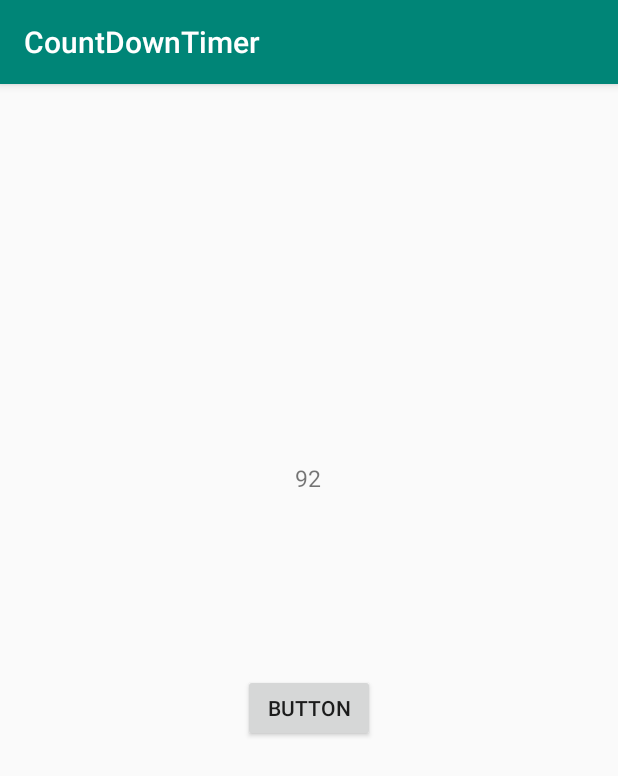
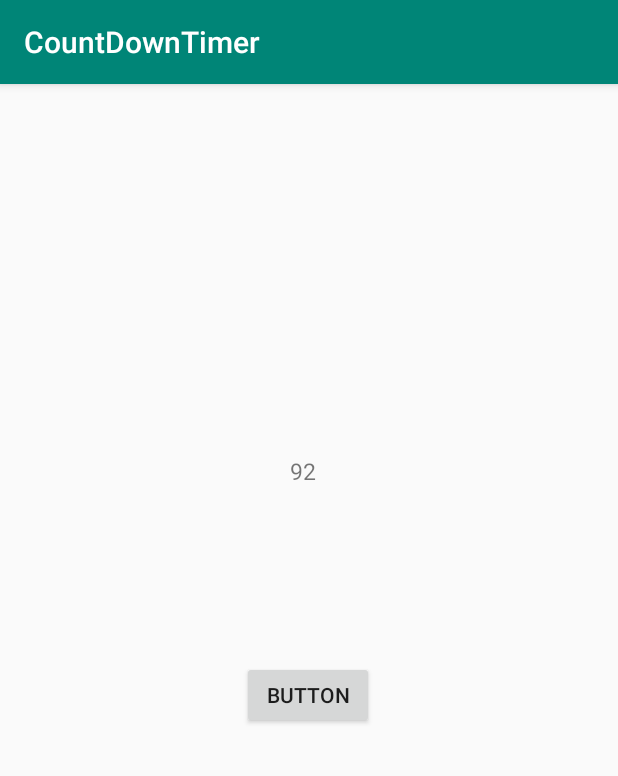
Before and after one commit to SamaliDissanayake/CountDownTimer, an Android app: the screen it shows after launch (MainActivity), on a phone screen of 412 x 824 dp. Shown: the top 776 px of the screen. Run offline under Robolectric (Android 15) with nearby library versions, the phone set to English and light mode, and no system bars.

```diff
--- a/app/src/main/res/layout/activity_main.xml
+++ b/app/src/main/res/layout/activity_main.xml
@@ -19,8 +19,10 @@
         android:text="Button"
         app:layout_constraintBottom_toBottomOf="parent"
         app:layout_constraintEnd_toEndOf="parent"
+        app:layout_constraintHorizontal_bias="0.378"
         app:layout_constraintStart_toStartOf="parent"
-        app:layout_constraintTop_toTopOf="parent" />
+        app:layout_constraintTop_toTopOf="parent"
+        app:layout_constraintVertical_bias="0.256" />
 
     <TextView
         android:id="@+id/textView"
@@ -32,11 +34,13 @@
         android:layout_marginEnd="177dp"
         android:layout_marginRight="177dp"
         android:layout_marginBottom="479dp"
+        android:text="TextView"
         android:textSize="15dp"
-        android:text="TextView"
         app:layout_constraintBottom_toBottomOf="parent"
         app:layout_constraintEnd_toEndOf="parent"
+        app:layout_constraintHorizontal_bias="0.419"
         app:layout_constraintStart_toStartOf="parent"
-        app:layout_constraintTop_toTopOf="parent" />
+        app:layout_constraintTop_toTopOf="parent"
+        app:layout_constraintVertical_bias="0.376" />
 
 </android.support.constraint.ConstraintLayout>
```
